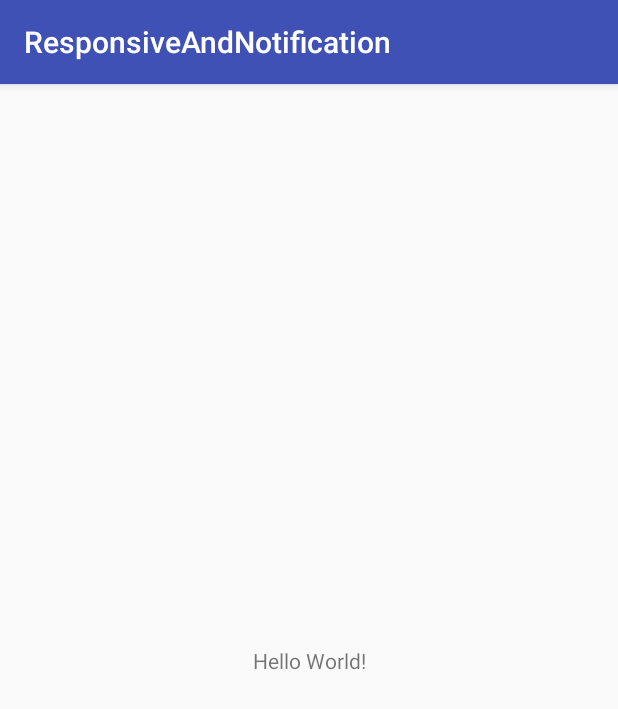
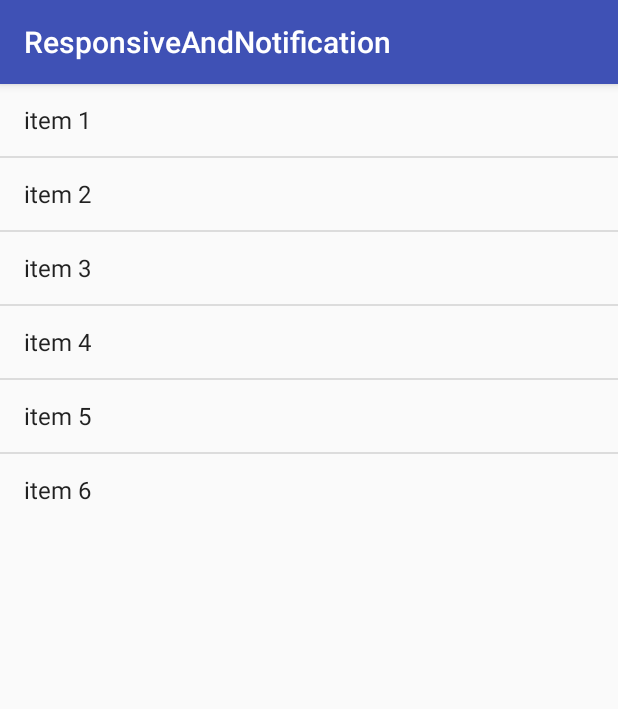
Before and after one commit to noureldeen-abouelkassem/WorkOut, an Android app: the screen it shows after launch (MainActivity), on a phone screen of 412 x 824 dp. Shown: the top 709 px of the screen. Run offline under Robolectric (Android 15) with nearby library versions, the phone set to English and light mode, and no system bars.

Commit message:
we have created main activity and it shows items well

```diff
--- a/app/build.gradle
+++ b/app/build.gradle
@@ -26,5 +26,6 @@ dependencies {
     })
     compile 'com.android.support:appcompat-v7:26.+'
     compile 'com.android.support.constraint:constraint-layout:1.0.2'
+    compile 'com.android.support:support-v4:26.+'
     testCompile 'junit:junit:4.12'
 }
--- a/app/src/main/java/com/example/noureldeen/responsiveandnotification/MainActivity.java
+++ b/app/src/main/java/com/example/noureldeen/responsiveandnotification/MainActivity.java
@@ -1,14 +1,27 @@
 package com.example.noureldeen.responsiveandnotification;
 
+import android.os.Bundle;
 import android.support.v7.app.AppCompatActivity;
-import android.os.Bundle;
+import android.widget.ArrayAdapter;
+import android.widget.ListView;
 
 public class MainActivity extends AppCompatActivity {
+    public ListView myList;
 
-    @Override
     protected void onCreate(Bundle savedInstanceState) {
         super.onCreate(savedInstanceState);
         setContentView(R.layout.activity_main);
+        myList = (ListView) findViewById(R.id.list_view_mylist);
+        ArrayAdapter<String> myListAdapter = new ArrayAdapter<String>(this, android.R.layout.simple_list_item_1 ,getItemsname());
+        myList.setAdapter(myListAdapter);
+    }
+
+    // we use this function to fill an array of names of our items
+    public String[] getItemsname() {
+        String[] itemsname = new String[MyList.myList.length];
+        for (int i = 0; i < MyList.myList.length; i++)
+            itemsname[i] = MyList.myList[i].getItem();
+        return itemsname;
     }
 
 }
--- a/app/src/main/java/com/example/noureldeen/responsiveandnotification/MyList.java
+++ b/app/src/main/java/com/example/noureldeen/responsiveandnotification/MyList.java
@@ -13,7 +13,7 @@ public class MyList {
         this.description = description;
     }
 
-    private MyList[] myList = {
+    public static final MyList[] myList = {
             new MyList("item 1", "item 1 description"),
             new MyList("item 2", "item 2 description"),
             new MyList("item 3", "item 3 description"),
--- a/app/src/main/res/layout/activity_main.xml
+++ b/app/src/main/res/layout/activity_main.xml
@@ -6,13 +6,11 @@
     android:layout_height="match_parent"
     tools:context="com.example.noureldeen.responsiveandnotification.MainActivity">
 
-    <TextView
-        android:layout_width="wrap_content"
-        android:layout_height="wrap_content"
-        android:text="Hello World!"
-        app:layout_constraintBottom_toBottomOf="parent"
-        app:layout_constraintLeft_toLeftOf="parent"
-        app:layout_constraintRight_toRightOf="parent"
-        app:layout_constraintTop_toTopOf="parent" />
+    <ListView
+        android:id="@+id/list_view_mylist"
+        android:layout_width="match_parent"
+        android:layout_height="wrap_content">
+
+    </ListView>
 
 </android.support.constraint.ConstraintLayout>
--- a/app/src/main/res/values/strings.xml
+++ b/app/src/main/res/values/strings.xml
@@ -1,3 +1,6 @@
 <resources>
     <string name="app_name">ResponsiveAndNotification</string>
+
+    <!-- TODO: Remove or change this placeholder text -->
+    <string name="hello_blank_fragment">Hello blank fragment</string>
 </resources>
```
